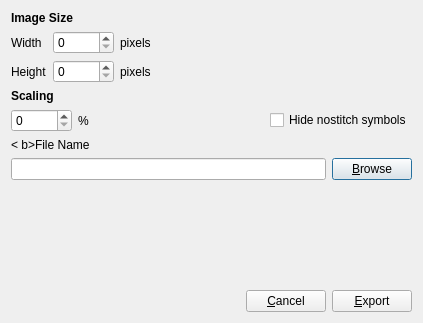
This is sconcho/gui/ui/export_bitmap_dialog.ui in haskelladdict/sconcho as Qt 5 draws it before an edit. The edited form follows.
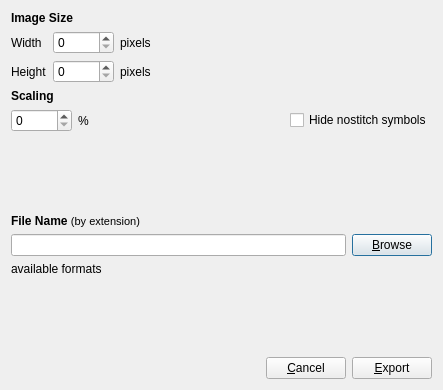
This is the edited form.

Commit message: Added available image formats to export bitmap gui.

Patch:
```diff
--- a/sconcho/gui/ui/export_bitmap_dialog.ui
+++ b/sconcho/gui/ui/export_bitmap_dialog.ui
@@ -6,8 +6,8 @@
    <rect>
     <x>0</x>
     <y>0</y>
-    <width>423</width>
-    <height>323</height>
+    <width>443</width>
+    <height>390</height>
    </rect>
   </property>
   <property name="windowTitle">
@@ -19,7 +19,11 @@
      <item>
       <widget class="QLabel" name="label_3">
        <property name="text">
-        <string>&lt;b&gt;Image Size&lt;/b&gt;</string>
+        <string>&lt;!DOCTYPE HTML PUBLIC &quot;-//W3C//DTD HTML 4.0//EN&quot; &quot;http://www.w3.org/TR/REC-html40/strict.dtd&quot;&gt;
+&lt;html&gt;&lt;head&gt;&lt;meta name=&quot;qrichtext&quot; content=&quot;1&quot; /&gt;&lt;style type=&quot;text/css&quot;&gt;
+p, li { white-space: pre-wrap; }
+&lt;/style&gt;&lt;/head&gt;&lt;body style=&quot; font-family:'DejaVu Sans'; font-size:8pt; font-weight:400; font-style:normal;&quot;&gt;
+&lt;p style=&quot; margin-top:0px; margin-bottom:0px; margin-left:0px; margin-right:0px; -qt-block-indent:0; text-indent:0px;&quot;&gt;&lt;span style=&quot; font-size:9pt; font-weight:600;&quot;&gt;Image Size&lt;/span&gt;&lt;/p&gt;&lt;/body&gt;&lt;/html&gt;</string>
        </property>
       </widget>
      </item>
@@ -111,8 +115,8 @@
         <string>&lt;!DOCTYPE HTML PUBLIC &quot;-//W3C//DTD HTML 4.0//EN&quot; &quot;http://www.w3.org/TR/REC-html40/strict.dtd&quot;&gt;
 &lt;html&gt;&lt;head&gt;&lt;meta name=&quot;qrichtext&quot; content=&quot;1&quot; /&gt;&lt;style type=&quot;text/css&quot;&gt;
 p, li { white-space: pre-wrap; }
-&lt;/style&gt;&lt;/head&gt;&lt;body style=&quot; font-family:'Sans Serif'; font-size:9pt; font-weight:400; font-style:normal;&quot;&gt;
-&lt;p style=&quot; margin-top:0px; margin-bottom:0px; margin-left:0px; margin-right:0px; -qt-block-indent:0; text-indent:0px;&quot;&gt;&lt;span style=&quot; font-weight:600;&quot;&gt;Scaling&lt;/span&gt;&lt;/p&gt;&lt;/body&gt;&lt;/html&gt;</string>
+&lt;/style&gt;&lt;/head&gt;&lt;body style=&quot; font-family:'DejaVu Sans'; font-size:8pt; font-weight:400; font-style:normal;&quot;&gt;
+&lt;p style=&quot; margin-top:0px; margin-bottom:0px; margin-left:0px; margin-right:0px; -qt-block-indent:0; text-indent:0px;&quot;&gt;&lt;span style=&quot; font-family:'Sans Serif'; font-size:9pt; font-weight:600;&quot;&gt;Scaling&lt;/span&gt;&lt;/p&gt;&lt;/body&gt;&lt;/html&gt;</string>
        </property>
       </widget>
      </item>
@@ -162,12 +166,29 @@
      </item>
     </layout>
    </item>
+   <item>
+    <spacer name="verticalSpacer_2">
+     <property name="orientation">
+      <enum>Qt::Vertical</enum>
+     </property>
+     <property name="sizeHint" stdset="0">
+      <size>
+       <width>20</width>
+       <height>10</height>
+      </size>
+     </property>
+    </spacer>
+   </item>
    <item>
     <layout class="QVBoxLayout" name="verticalLayout_3">
      <item>
       <widget class="QLabel" name="label_5">
        <property name="text">
-        <string>&lt; b&gt;File Name&lt;/b&gt;</string>
+        <string>&lt;!DOCTYPE HTML PUBLIC &quot;-//W3C//DTD HTML 4.0//EN&quot; &quot;http://www.w3.org/TR/REC-html40/strict.dtd&quot;&gt;
+&lt;html&gt;&lt;head&gt;&lt;meta name=&quot;qrichtext&quot; content=&quot;1&quot; /&gt;&lt;style type=&quot;text/css&quot;&gt;
+p, li { white-space: pre-wrap; }
+&lt;/style&gt;&lt;/head&gt;&lt;body style=&quot; font-family:'DejaVu Sans'; font-size:8pt; font-weight:400; font-style:normal;&quot;&gt;
+&lt;p style=&quot; margin-top:0px; margin-bottom:0px; margin-left:0px; margin-right:0px; -qt-block-indent:0; text-indent:0px;&quot;&gt;&lt;span style=&quot; font-size:9pt; font-weight:600;&quot;&gt;File Name &lt;/span&gt;(by extension)&lt;/p&gt;&lt;/body&gt;&lt;/html&gt;</string>
        </property>
       </widget>
      </item>
@@ -185,6 +206,16 @@
        </item>
       </layout>
      </item>
+     <item>
+      <widget class="QLabel" name="availableFormatsLabel">
+       <property name="text">
+        <string>available formats</string>
+       </property>
+       <property name="wordWrap">
+        <bool>true</bool>
+       </property>
+      </widget>
+     </item>
     </layout>
    </item>
    <item>
@@ -195,7 +226,7 @@
      <property name="sizeHint" stdset="0">
       <size>
        <width>20</width>
-       <height>20</height>
+       <height>40</height>
       </size>
      </property>
     </spacer>
```
Left out of the diff: 1 changed line with no effect on the pictures. The commit also changes 10 other files.
